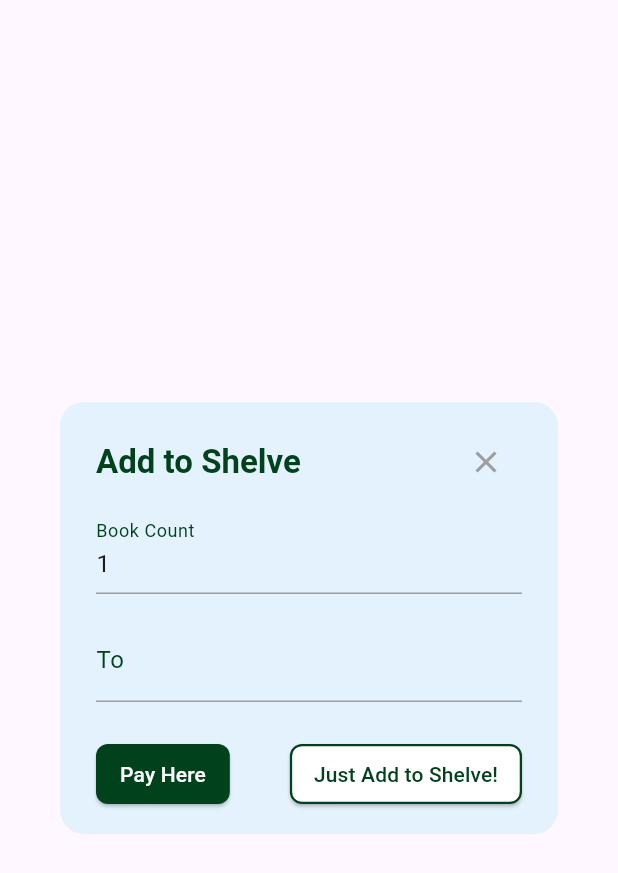
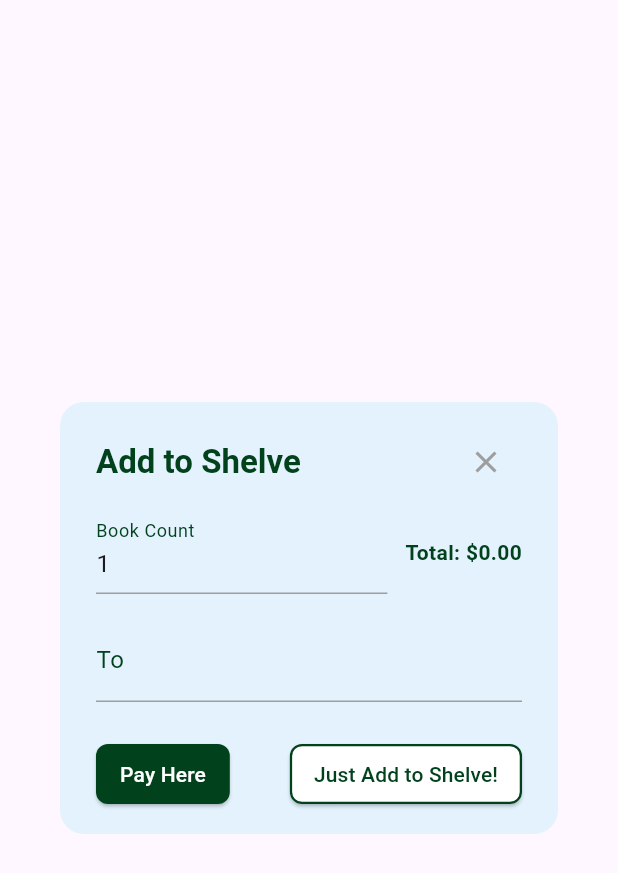
Before and after one commit to solomon-winner/brana, a Flutter app: the ShelveDialog widget shown alone on an empty page, opened directly with empty values, on a phone screen of 412 x 824 dp. Shown: the top 873 px of the screen. Run offline on Flutter 3.47's test engine with Material 3 defaults, Android fonts, the phone set to English and light mode, and no system bars; our stand-ins replace cookie_jar, curved_navigation_bar, dio, dio_cookie_manager, flutter_riverpod, flutter_secure_storage and 2 more; accounts and stored records are empty; network calls fail.

Commit message:
...sending the price and showing the overall price of the selected book...

```diff
--- a/lib/components/details/bookDetail.dart
+++ b/lib/components/details/bookDetail.dart
@@ -170,6 +170,7 @@ class BookDetail extends ConsumerWidget {
                       showDialog(
                         context: context,
                         builder: (_) => ShelveDialog(
+                           bookPrice: book.price,
                           onSubmit: (bookCount, to, isPaid) {
                             final notifier = ref.read(collectionNotifierProvider.notifier);
                             notifier.addShelveList(
--- a/lib/components/details/shelve_Dialog.dart
+++ b/lib/components/details/shelve_Dialog.dart
@@ -2,9 +2,14 @@ import 'package:flutter/material.dart';
 import 'package:flutter_riverpod/flutter_riverpod.dart';
 
 class ShelveDialog extends ConsumerStatefulWidget {
+  final double bookPrice;
   final void Function(int bookCount, String to, bool isPaid) onSubmit;
 
-  const ShelveDialog({super.key, required this.onSubmit});
+  const ShelveDialog({
+    super.key,
+    required this.onSubmit,
+    required this.bookPrice,
+  });
 
   @override
   ConsumerState<ShelveDialog> createState() => _ShelveDialogState();
@@ -14,6 +19,21 @@ class _ShelveDialogState extends ConsumerState<ShelveDialog> {
   final _formKey = GlobalKey<FormState>();
   int _bookCount = 1;
   String _to = '';
+  double totalPrice = 0.0;
+
+  @override
+  void initState() {
+    super.initState();
+    totalPrice = widget.bookPrice; // Set initial total
+  }
+
+  void _updateTotalPrice(String value) {
+    final count = int.tryParse(value) ?? 0;
+    setState(() {
+      _bookCount = count;
+      totalPrice = count * widget.bookPrice;
+    });
+  }
 
   void _submit({required bool isPaid}) {
     if (_formKey.currentState?.validate() ?? false) {
@@ -28,7 +48,7 @@ class _ShelveDialogState extends ConsumerState<ShelveDialog> {
     final theme = Theme.of(context);
 
     return Dialog(
-      backgroundColor: const Color(0xFFE3F2FD), // Light blue
+      backgroundColor: const Color(0xFFE3F2FD),
       shape: RoundedRectangleBorder(
         borderRadius: BorderRadius.circular(16),
       ),
@@ -37,7 +57,7 @@ class _ShelveDialogState extends ConsumerState<ShelveDialog> {
         child: Column(
           mainAxisSize: MainAxisSize.min,
           children: [
-            /// Top bar with title and cancel button (X)
+            // Title and Close
             Row(
               mainAxisAlignment: MainAxisAlignment.spaceBetween,
               children: [
@@ -54,15 +74,17 @@ class _ShelveDialogState extends ConsumerState<ShelveDialog> {
                 ),
               ],
             ),
-
             const SizedBox(height: 8),
 
-            /// Form Fields
+            // Form
             Form(
               key: _formKey,
               child: Column(
                 children: [
-                  TextFormField(
+                  Row(
+                    children: [
+                      Expanded(
+                        child: TextFormField(
                           initialValue: '1',
                           decoration: InputDecoration(
                             labelText: 'Book Count',
@@ -85,6 +107,18 @@ class _ShelveDialogState extends ConsumerState<ShelveDialog> {
                           onSaved: (value) {
                             _bookCount = int.parse(value!);
                           },
+                          onChanged: _updateTotalPrice,
+                        ),
+                      ),
+                      const SizedBox(width: 12),
+                      Text(
+                        'Total: \$${totalPrice.toStringAsFixed(2)}',
+                        style: const TextStyle(
+                          fontWeight: FontWeight.bold,
+                          color: Color(0xFF01411C),
+                        ),
+                      ),
+                    ],
                   ),
                   const SizedBox(height: 16),
                   TextFormField(
@@ -105,10 +139,9 @@ class _ShelveDialogState extends ConsumerState<ShelveDialog> {
                 ],
               ),
             ),
-
             const SizedBox(height: 24),
 
-            /// Buttons Row
+            // Action Buttons
             Row(
               mainAxisAlignment: MainAxisAlignment.spaceBetween,
               children: [
@@ -119,13 +152,9 @@ class _ShelveDialogState extends ConsumerState<ShelveDialog> {
                     shape: RoundedRectangleBorder(
                       borderRadius: BorderRadius.circular(8),
                     ),
-                    padding: const EdgeInsets.symmetric(
-                        horizontal: 16, vertical: 10),
+                    padding: const EdgeInsets.symmetric(horizontal: 16, vertical: 10),
                   ),
-                  child: const Text(
-                    "Pay Here",
-                    style: TextStyle(color: Colors.white),
-                  ),
+                  child: const Text("Pay Here", style: TextStyle(color: Colors.white)),
                 ),
                 ElevatedButton(
                   onPressed: () => _submit(isPaid: false),
@@ -135,8 +164,7 @@ class _ShelveDialogState extends ConsumerState<ShelveDialog> {
                       borderRadius: BorderRadius.circular(8),
                       side: const BorderSide(color: Color(0xFF01411C), width: 1.5),
                     ),
-                    padding: const EdgeInsets.symmetric(
-                        horizontal: 16, vertical: 10),
+                    padding: const EdgeInsets.symmetric(horizontal: 16, vertical: 10),
                   ),
                   child: const Text(
                     "Just Add to Shelve!",
```
Lines whose indentation alone changed are shown as unchanged.
